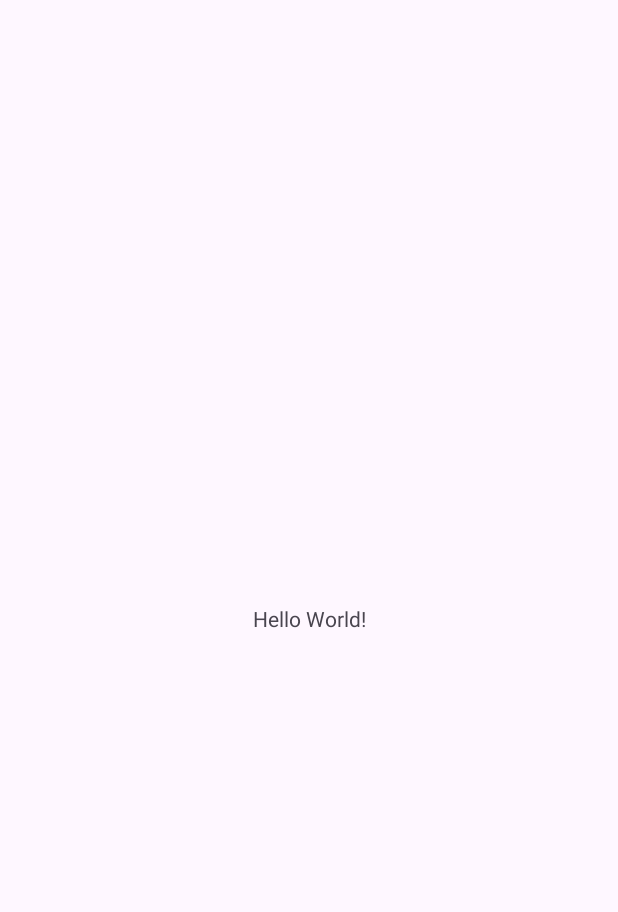
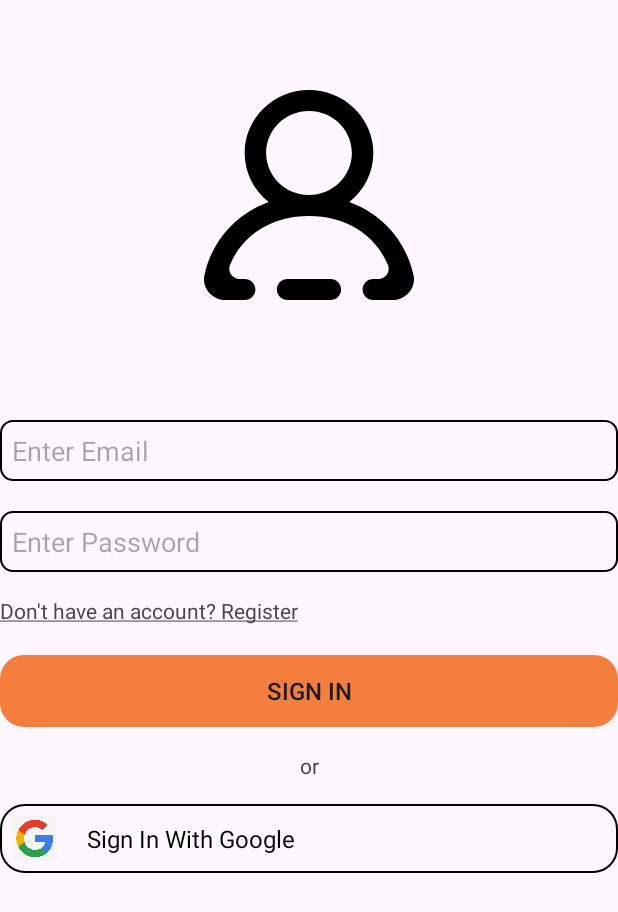
Before and after one commit to Raefshaun/Gotta-Git-Git-InnOlympics, an Android app: the screen it shows after launch (MainActivity before the commit, LoginActivity after it), on a phone screen of 412 x 824 dp. Before the commit the part shown is almost empty. Shown: the top 912 px of the screen. Run offline under Robolectric (Android 15) with nearby library versions, the phone set to English and light mode, and no system bars.

Commit message:
Login Page

```diff
--- a/app/src/main/AndroidManifest.xml
+++ b/app/src/main/AndroidManifest.xml
@@ -13,12 +13,19 @@
         android:theme="@style/Theme.Hackathon"
         tools:targetApi="31">
         <activity
+            android:name=".LoginActivity"
+            android:exported="true">
+            <intent-filter>
+                <action android:name="android.intent.action.MAIN" />
+                <category android:name="android.intent.category.LAUNCHER" />
+            </intent-filter>
+        </activity>
+        <activity
             android:name=".MainActivity"
             android:exported="true">
             <intent-filter>
                 <action android:name="android.intent.action.MAIN" />
-
-                <category android:name="android.intent.category.LAUNCHER" />
+                <category android:name="android.intent.category.MainActivity" />
             </intent-filter>
         </activity>
     </application>
--- /dev/null
+++ b/app/src/main/java/com/example/hackathon/LoginActivity.java
@@ -0,0 +1,24 @@
+package com.example.hackathon;
+
+import android.os.Bundle;
+
+import androidx.activity.EdgeToEdge;
+import androidx.appcompat.app.AppCompatActivity;
+import androidx.core.graphics.Insets;
+import androidx.core.view.ViewCompat;
+import androidx.core.view.WindowInsetsCompat;
+
+public class LoginActivity extends AppCompatActivity {
+
+    @Override
+    protected void onCreate(Bundle savedInstanceState) {
+        super.onCreate(savedInstanceState);
+        EdgeToEdge.enable(this);
+        setContentView(R.layout.activity_login);
+        ViewCompat.setOnApplyWindowInsetsListener(findViewById(R.id.main), (v, insets) -> {
+            Insets systemBars = insets.getInsets(WindowInsetsCompat.Type.systemBars());
+            v.setPadding(systemBars.left, systemBars.top, systemBars.right, systemBars.bottom);
+            return insets;
+        });
+    }
+}
--- /dev/null
+++ b/app/src/main/res/drawable/login_edittext.xml
@@ -0,0 +1,5 @@
+<?xml version="1.0" encoding="utf-8"?>
+<shape xmlns:android="http://schemas.android.com/apk/res/android">
+    <stroke android:color="@color/black" android:width="1dp"/>
+    <corners android:radius="8dp"/>
+</shape>
--- /dev/null
+++ b/app/src/main/res/drawable/profile_round_1346_svgrepo_com.xml
@@ -0,0 +1,12 @@
+<vector xmlns:android="http://schemas.android.com/apk/res/android"
+    android:width="800dp"
+    android:height="800dp"
+    android:viewportWidth="20"
+    android:viewportHeight="20">
+  <path
+      android:pathData="M14.083,6C14.083,3.794 12.252,2 10,2C7.748,2 5.917,3.794 5.917,6C5.917,8.206 7.748,10 10,10C12.252,10 14.083,8.206 14.083,6M17.946,20L16.125,20C15.561,20 15.104,19.552 15.104,19C15.104,18.448 15.561,18 16.125,18L16.563,18C17.269,18 17.791,17.303 17.523,16.662C16.287,13.698 13.384,12 10,12C6.616,12 3.713,13.698 2.477,16.662C2.209,17.303 2.731,18 3.437,18L3.875,18C4.439,18 4.896,18.448 4.896,19C4.896,19.552 4.439,20 3.875,20L2.054,20C0.778,20 -0.226,18.857 0.044,17.636C0.787,14.277 3.108,11.798 6.164,10.673C4.77,9.574 3.875,7.89 3.875,6C3.875,2.449 7.023,-0.381 10.734,0.042C13.423,0.348 15.65,2.447 16.053,5.07C16.4,7.331 15.456,9.396 13.836,10.673C16.892,11.798 19.213,14.277 19.956,17.636C20.226,18.857 19.222,20 17.946,20M13.062,19C13.062,19.552 12.605,20 12.042,20L7.958,20C7.395,20 6.938,19.552 6.938,19C6.938,18.448 7.395,18 7.958,18L12.042,18C12.605,18 13.062,18.448 13.062,19"
+      android:strokeWidth="1"
+      android:fillColor="#000000"
+      android:fillType="evenOdd"
+      android:strokeColor="#00000000"/>
+</vector>
--- /dev/null
+++ b/app/src/main/res/drawable/rounded_corner_black_outline.xml
@@ -0,0 +1,5 @@
+<?xml version="1.0" encoding="utf-8"?>
+<shape xmlns:android="http://schemas.android.com/apk/res/android">
+    <corners android:radius="16dp"/>
+    <stroke android:color="@color/black" android:width="1dp"/>
+</shape>
--- /dev/null
+++ b/app/src/main/res/drawable/rounded_corner_no_bg.xml
@@ -0,0 +1,4 @@
+<?xml version="1.0" encoding="utf-8"?>
+<shape xmlns:android="http://schemas.android.com/apk/res/android">
+    <corners android:radius="16dp"/>
+</shape>
--- /dev/null
+++ b/app/src/main/res/layout/activity_login.xml
@@ -0,0 +1,93 @@
+<?xml version="1.0" encoding="utf-8"?>
+<LinearLayout xmlns:android="http://schemas.android.com/apk/res/android"
+    xmlns:app="http://schemas.android.com/apk/res-auto"
+    xmlns:tools="http://schemas.android.com/tools"
+    android:id="@+id/main"
+    android:orientation="vertical"
+    android:padding="16dp"
+    android:layout_width="match_parent"
+    android:layout_height="match_parent"
+    tools:context=".LoginActivity">
+
+        <ImageView
+            android:layout_marginTop="60dp"
+            android:id="@+id/imageView"
+            android:layout_width="140dp"
+            android:layout_gravity="center_horizontal"
+            android:layout_height="wrap_content"
+            android:adjustViewBounds="true"
+            android:src="@drawable/profile_round_1346_svgrepo_com"
+            />
+
+        <EditText
+            android:layout_width="match_parent"
+            android:layout_height="wrap_content"
+            android:background="@drawable/login_edittext"
+            android:layout_marginTop="80dp"
+            android:padding="8dp"
+            android:hint="Enter Email"
+            />
+
+        <EditText
+            android:layout_width="match_parent"
+            android:layout_height="wrap_content"
+            android:background="@drawable/login_edittext"
+            android:layout_marginTop="20dp"
+            android:padding="8dp"
+            android:hint="Enter Password"
+            />
+
+        <TextView
+            android:layout_marginTop="16dp"
+            android:layout_width="match_parent"
+            android:layout_height="wrap_content"
+            android:text="@string/register_message"
+            />
+
+        <androidx.appcompat.widget.AppCompatButton
+            android:backgroundTint="#F47E3E"
+            android:layout_marginTop="20dp"
+            android:layout_width="match_parent"
+            android:layout_height="wrap_content"
+            android:textSize="16dp"
+            android:text="Sign In"
+            android:background="@drawable/rounded_corner_no_bg"
+        />
+
+        <TextView
+            android:layout_width="match_parent"
+            android:layout_height="wrap_content"
+            android:text="or"
+            android:gravity="center"
+            android:layout_marginVertical="16sp"
+            />
+
+        <LinearLayout
+            android:orientation="horizontal"
+            android:padding="4dp"
+            android:background="@drawable/rounded_corner_black_outline"
+            android:layout_width="match_parent"
+            android:layout_height="wrap_content">
+
+                <ImageView
+                    android:backgroundTint="@color/white"
+                    android:layout_margin="4dp"
+                    android:layout_width="30dp"
+                    android:layout_height="wrap_content"
+                    android:adjustViewBounds="true"
+                    android:src="@drawable/google_logo"
+                    />
+
+                <TextView
+                    android:textColor="@color/black"
+                    android:textSize="16sp"
+                    android:layout_marginStart="16dp"
+                    android:layout_gravity="center"
+                    android:layout_width="wrap_content"
+                    android:layout_height="wrap_content"
+                    android:text="Sign In With Google"
+                    />
+        </LinearLayout>
+
+
+</LinearLayout>
--- a/app/src/main/res/values/strings.xml
+++ b/app/src/main/res/values/strings.xml
@@ -1,3 +1,5 @@
 <resources>
     <string name="app_name">Hackathon</string>
+    <string name="email">Email</string>
+    <string name="register_message"><u>Don\'t have an account? Register</u></string>
 </resources>
```
Also changed, not shown: app/src/main/res/drawable/google_logo.jpg (added).
